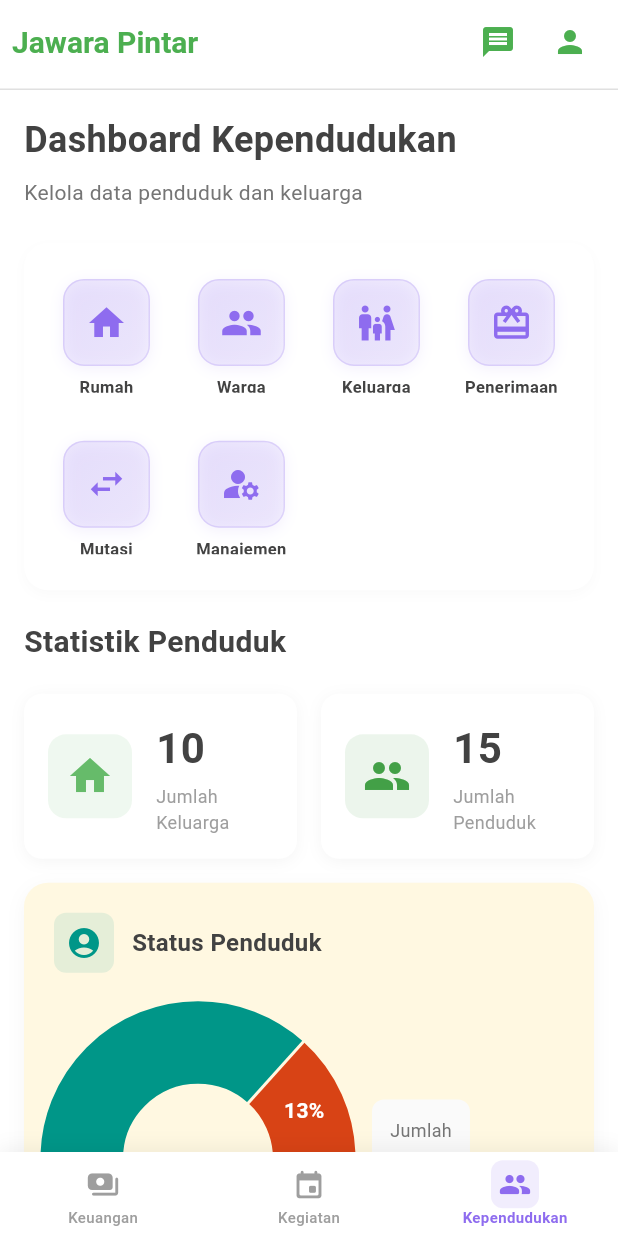
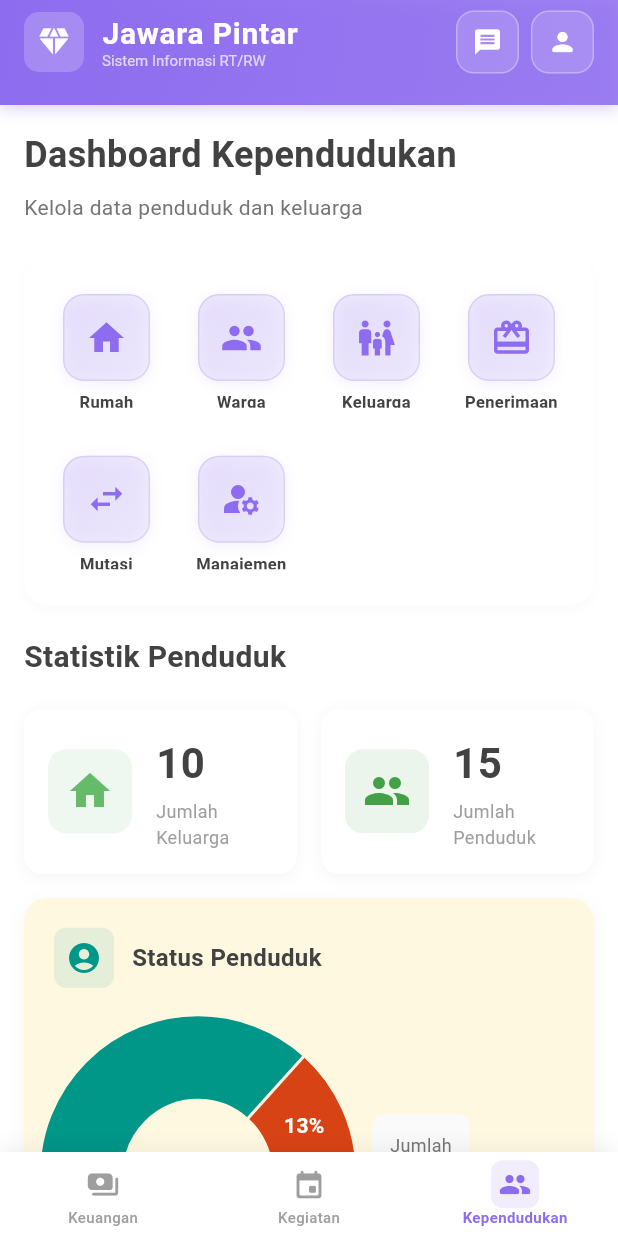
Before and after one commit to nurwahibzy/jawara_pintar_mobile_version, a Flutter app: the Kependudukan screen opened directly, on a phone screen of 412 x 824 dp. Run offline on Flutter 3.47's test engine with Material 3 defaults, Android fonts, the phone set to English and light mode, and no system bars; drawn by our look-alikes of fl_chart; our stand-ins replace bloc, dartz, equatable, flutter_bloc, flutter_dotenv, get_it and 2 more; accounts and stored records are empty; Roboto replaces fonts that are missing (CircularStd, Poppins).

Commit message:
feat(app-bar): redesign CustomAppBar with gradient background and updated action buttons

```diff
--- a/lib/widgets/custom_app_bar.dart
+++ b/lib/widgets/custom_app_bar.dart
@@ -1,60 +1,141 @@
 import 'package:flutter/material.dart';
+import 'package:jawara_pintar_mobile_version/core/theme/app_colors.dart';
 
 class CustomAppBar extends StatelessWidget implements PreferredSizeWidget {
   const CustomAppBar({super.key});
 
   @override
   Widget build(BuildContext context) {
-    return AppBar(
-      backgroundColor: Colors.white,
-      elevation: 0, // tanpa bayangan
+    return Container(
+      decoration: BoxDecoration(
+        gradient: LinearGradient(
+          colors: [
+            AppColors.primary,
+            AppColors.primary.withOpacity(0.85),
+          ],
+          begin: Alignment.topLeft,
+          end: Alignment.bottomRight,
+        ),
+        boxShadow: [
+          BoxShadow(
+            color: AppColors.primary.withOpacity(0.3),
+            blurRadius: 8,
+            offset: const Offset(0, 3),
+          ),
+        ],
+      ),
+      child: AppBar(
+        backgroundColor: Colors.transparent,
+        elevation: 0,
         automaticallyImplyLeading: false,
         titleSpacing: 0,
         title: Padding(
-        padding: const EdgeInsets.all(8.0),
+          padding: const EdgeInsets.symmetric(horizontal: 16, vertical: 8),
           child: Row(
             mainAxisAlignment: MainAxisAlignment.spaceBetween,
             children: [
-            // judul aplikasi di kiri
-            const Text(
+              // Judul aplikasi dengan icon
+              Row(
+                children: [
+                  Container(
+                    padding: const EdgeInsets.all(8),
+                    decoration: BoxDecoration(
+                      color: Colors.white.withOpacity(0.2),
+                      borderRadius: BorderRadius.circular(10),
+                    ),
+                    child: const Icon(
+                      Icons.diamond,
+                      color: Colors.white,
+                      size: 24,
+                    ),
+                  ),
+                  const SizedBox(width: 12),
+                  const Column(
+                    crossAxisAlignment: CrossAxisAlignment.start,
+                    children: [
+                      Text(
                         'Jawara Pintar',
                         style: TextStyle(
                           fontFamily: 'Poppins',
                           fontSize: 20,
                           fontWeight: FontWeight.bold,
-                color: Colors.green,
+                          color: Colors.white,
+                          letterSpacing: 0.5,
                         ),
                       ),
-            Row(
-              mainAxisAlignment: MainAxisAlignment.end,
-              children: [
-                // Tombol Pesan
-                IconButton(
-                  icon: const Icon(Icons.message, color: Colors.green),
-                  tooltip: 'Pesan',
-                  onPressed: () {
-                    Navigator.pushNamed(context, '/pesan_warga');
-                  },
+                      Text(
+                        'Sistem Informasi RT/RW',
+                        style: TextStyle(
+                          fontFamily: 'Poppins',
+                          fontSize: 10,
+                          fontWeight: FontWeight.w400,
+                          color: Colors.white70,
                         ),
-
-                // Tombol Profil
-                IconButton(
-                  icon: const Icon(Icons.person, color: Colors.green),
-                  tooltip: 'Profil',
-                  onPressed: () {
-                    Navigator.pushNamed(context, '/profil');
-                  },
                       ),
                     ],
                   ),
                 ],
               ),
+              // Action buttons
+              Row(
+                children: [
+                  // Tombol Pesan
+                  Material(
+                    color: Colors.transparent,
+                    child: InkWell(
+                      borderRadius: BorderRadius.circular(12),
+                      onTap: () {
+                        Navigator.pushNamed(context, '/pesan_warga');
+                      },
+                      child: Container(
+                        padding: const EdgeInsets.all(10),
+                        decoration: BoxDecoration(
+                          color: Colors.white.withOpacity(0.15),
+                          borderRadius: BorderRadius.circular(12),
+                          border: Border.all(
+                            color: Colors.white.withOpacity(0.3),
+                            width: 1,
                           ),
-      bottom: PreferredSize(
-        preferredSize: const Size.fromHeight(1.0),
+                        ),
+                        child: const Icon(
+                          Icons.message_rounded,
+                          color: Colors.white,
+                          size: 20,
+                        ),
+                      ),
+                    ),
+                  ),
+                  const SizedBox(width: 8),
+                  // Tombol Profil
+                  Material(
+                    color: Colors.transparent,
+                    child: InkWell(
+                      borderRadius: BorderRadius.circular(12),
+                      onTap: () {
+                        Navigator.pushNamed(context, '/profil');
+                      },
                       child: Container(
-          color: Colors.grey.shade300,
-          height: 1.0,
+                        padding: const EdgeInsets.all(10),
+                        decoration: BoxDecoration(
+                          color: Colors.white.withOpacity(0.15),
+                          borderRadius: BorderRadius.circular(12),
+                          border: Border.all(
+                            color: Colors.white.withOpacity(0.3),
+                            width: 1,
+                          ),
+                        ),
+                        child: const Icon(
+                          Icons.person_rounded,
+                          color: Colors.white,
+                          size: 20,
+                        ),
+                      ),
+                    ),
+                  ),
+                ],
+              ),
+            ],
+          ),
         ),
       ),
     );
@@ -62,5 +143,5 @@ class CustomAppBar extends StatelessWidget implements PreferredSizeWidget {
 
   // Tentukan tinggi app bar (wajib untuk PreferredSizeWidget)
   @override
-  Size get preferredSize => const Size.fromHeight(60);
+  Size get preferredSize => const Size.fromHeight(70);
 }
```
Lines whose indentation alone changed are shown as unchanged.
